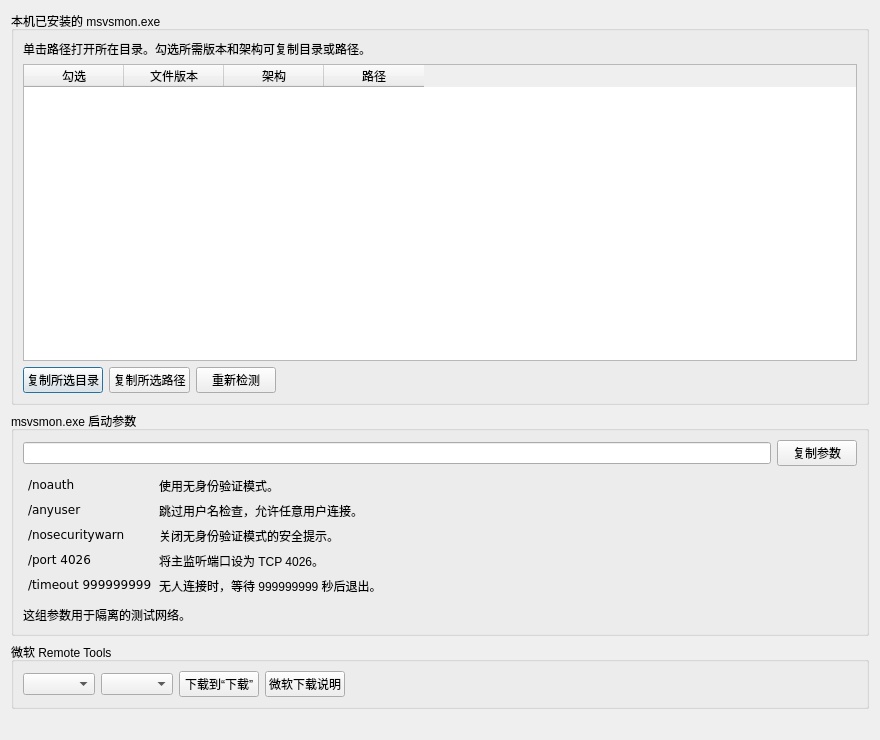
This is src/remotedebugger.ui in UUxxXxxUU/SyncTool as Qt 5 draws it before an edit. The edited form follows.
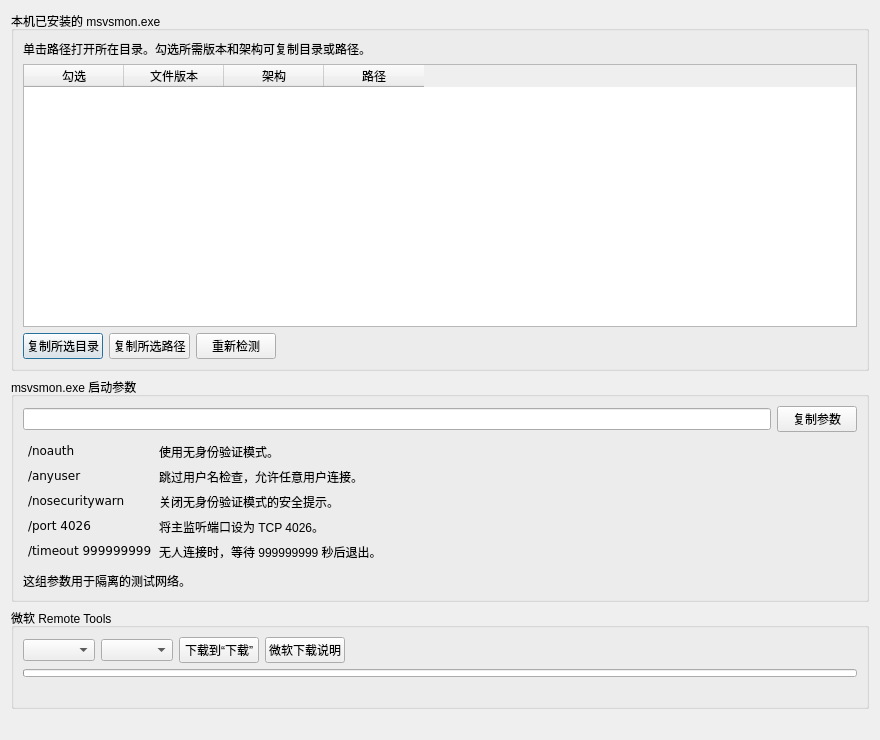
This is the edited form.

The edit to the form file:
```diff
--- a/src/remotedebugger.ui
+++ b/src/remotedebugger.ui
@@ -73,12 +73,29 @@
       </widget></item>
       <item><widget class="QGroupBox" name="downloadGroup">
        <property name="title"><string>微软 Remote Tools</string></property>
-       <layout class="QHBoxLayout" name="downloadLayout">
+       <layout class="QVBoxLayout" name="downloadGroupLayout">
+       <item><layout class="QHBoxLayout" name="downloadLayout">
         <item><widget class="QComboBox" name="debuggerVersion"><property name="accessibleName"><string>Visual Studio 版本</string></property></widget></item>
         <item><widget class="QComboBox" name="debuggerArchitecture"><property name="accessibleName"><string>远程电脑架构</string></property></widget></item>
         <item><widget class="QPushButton" name="downloadDebuggerButton"><property name="text"><string>下载到“下载”</string></property></widget></item>
         <item><widget class="QPushButton" name="officialPageButton"><property name="text"><string>微软下载说明</string></property></widget></item>
         <item><spacer name="downloadSpacer"><property name="orientation"><enum>Qt::Horizontal</enum></property><property name="sizeHint" stdset="0"><size><width>0</width><height>0</height></size></property></spacer></item>
+       </layout></item>
+       <item><widget class="QWidget" name="downloadProgressArea">
+        <property name="visible"><bool>false</bool></property>
+        <layout class="QVBoxLayout" name="downloadProgressLayout">
+         <property name="leftMargin"><number>0</number></property><property name="topMargin"><number>0</number></property><property name="rightMargin"><number>0</number></property><property name="bottomMargin"><number>0</number></property>
+         <item><widget class="QProgressBar" name="downloadProgressBar">
+          <property name="accessibleName"><string>远程调试器下载进度</string></property>
+          <property name="maximumSize"><size><width>16777215</width><height>8</height></size></property>
+          <property name="value"><number>0</number></property><property name="textVisible"><bool>false</bool></property>
+         </widget></item>
+         <item><widget class="QLabel" name="downloadProgressLabel">
+          <property name="textFormat"><enum>Qt::PlainText</enum></property><property name="wordWrap"><bool>true</bool></property>
+          <property name="accessibleName"><string>下载状态和文件大小</string></property>
+         </widget></item>
+        </layout>
+       </widget></item>
        </layout>
       </widget></item>
      </layout>
```
